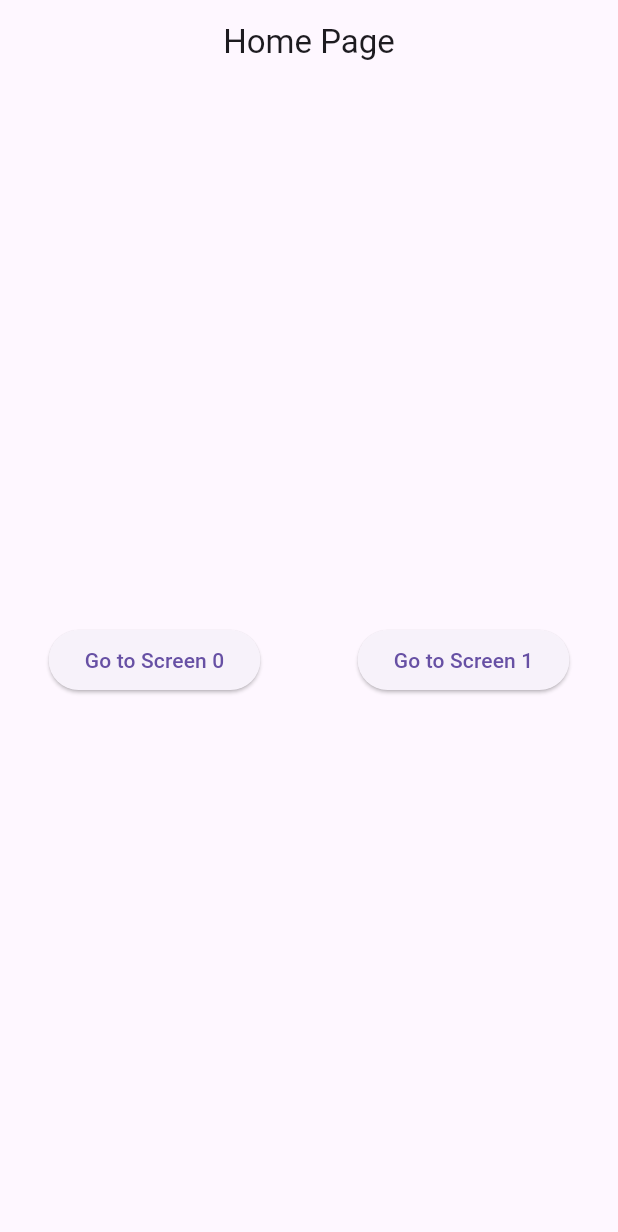
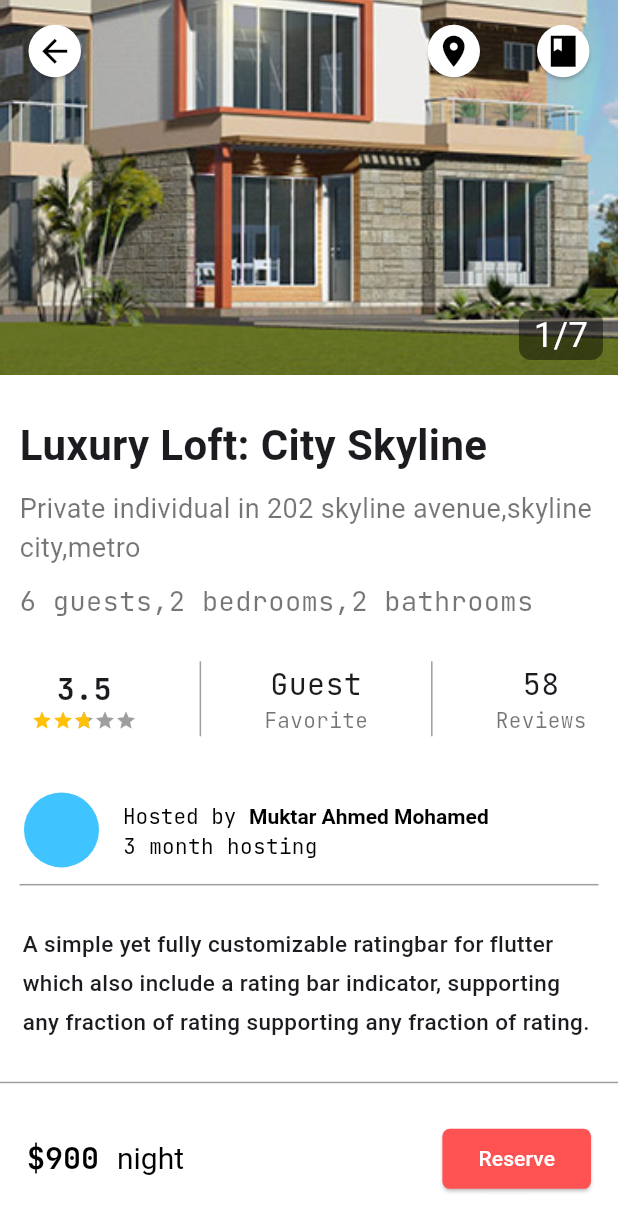
Before and after one commit to MoDev40/Flutter-Basics, a Flutter app: the screen it shows after launch, on a phone screen of 412 x 824 dp. Shown: the top 1232 px of the screen. Run offline on Flutter 3.47's test engine with Material 3 defaults, Android fonts, the phone set to English and light mode, and no system bars; drawn by our look-alikes of flutter_rating_bar; key blocks and very long unbroken strings in the code were emptied for the run.

Commit message:
Challenge

```diff
--- a/lib/main.dart
+++ b/lib/main.dart
@@ -4,24 +4,31 @@
 //import 'package:basic/pages/custom_font.dart';
 //import 'package:basic/pages/weekThreeWork.dart';
 //import 'package:basic/structure_layout.dart';
-import 'package:basic/buttons.dart';
-import 'package:basic/pages/homepage.dart';
-import 'package:basic/pages/screen0.dart';
-import 'package:basic/pages/screen1.dart';
+// import 'package:basic/buttons.dart';
+// import 'package:basic/pages/homepage.dart';
+// import 'package:basic/pages/screen0.dart';
+// import 'package:basic/pages/screen1.dart';
+import 'package:basic/pages/challenge.dart';
 import 'package:flutter/material.dart';
-import 'package:basic/pages/calculator.dart';
-
-
-
-
+// import 'package:basic/pages/calculator.dart';
+//
+//
+//
+// runApp(MaterialApp(
+// initialRoute: "/",
+// routes: {
+// '/': (context) => const HomePage(),
+// '/screen0': (context) => Screen0(pram: 'Params',),
+// '/screen1': (context) => const Screen1(),
+// },
+// ));
 
 void main() {
-  runApp(MaterialApp(
-    initialRoute: "/",
-    routes: {
-      '/': (context) => const HomePage(),
-      '/screen0': (context) => Screen0(pram: 'Params',),
-      '/screen1': (context) => const Screen1(),
-    },
+  runApp(const MaterialApp(
+    debugShowCheckedModeBanner: false,
+    home: SafeArea(child: Scaffold(
+      backgroundColor: Colors.white,
+      body: Challenge(),
+    )),
   ));
 }
--- /dev/null
+++ b/lib/pages/challenge.dart
@@ -0,0 +1,232 @@
+import 'package:flutter/material.dart';
+import 'package:flutter_rating_bar/flutter_rating_bar.dart';
+
+class Challenge extends StatelessWidget {
+  const Challenge({super.key});
+
+  @override
+  Widget build(BuildContext context) {
+    return Column(
+      mainAxisAlignment: MainAxisAlignment.spaceBetween,
+      crossAxisAlignment: CrossAxisAlignment.start,
+      children: [
+        Stack(
+          children: [
+            SizedBox(
+              height: 250,
+              width: double.infinity,
+              child: Image.asset(
+                "assets/realstate.jpg",
+                fit: BoxFit.cover,
+              ),
+            ),
+            Padding(
+              padding: const EdgeInsets.only(top: 10),
+              child: Row(
+                mainAxisAlignment: MainAxisAlignment.spaceBetween,
+                children: [
+                  ElevatedButton(
+                    onPressed: () {},
+                    style: ElevatedButton.styleFrom(
+                      backgroundColor: Colors.white,
+                      shape: const CircleBorder(),
+                      minimumSize: const Size(35, 35),
+                    ),
+                    child: const Icon(
+                      Icons.arrow_back,
+                      size: 25,
+                      color: Colors.black,
+                    ),
+                  ),
+                  Row(
+                    children: [
+                      ElevatedButton(
+                        onPressed: () {},
+                        style: ElevatedButton.styleFrom(
+                          backgroundColor: Colors.white,
+                          shape: const CircleBorder(),
+                          minimumSize: const Size(35, 35),
+                        ),
+                        child: const Icon(
+                          Icons.location_on,
+                          size: 25,
+                          color: Colors.black, // Icon color
+                        ),
+                      ),
+                      ElevatedButton(
+                        onPressed: () {},
+                        style: ElevatedButton.styleFrom(
+                          backgroundColor: Colors.white,
+                          shape: const CircleBorder(),
+                          minimumSize: const Size(35, 35),
+                        ),
+                        child: const Icon(
+                          Icons.book_sharp,
+                          size: 25,
+                          color: Colors.black,
+                        ),
+                      )
+                    ],
+                  )
+                ],
+              ),
+            ),
+            Positioned(
+              bottom: 10,
+              right: 10,
+              child: Container(
+                padding: const EdgeInsets.only(left: 10, right: 10),
+                decoration: const BoxDecoration(
+                  color: Colors.black45,
+                  borderRadius: BorderRadius.all(Radius.circular(8)),
+                ),
+                child: const Text(
+                  "1/7",
+                  style: TextStyle(
+                    fontSize: 23,
+                    color: Colors.white,
+                  ),
+                ),
+              ),
+            )
+          ],
+        ),
+        const Padding(
+          padding: EdgeInsets.only(left: 13),
+          child: Column(
+            crossAxisAlignment: CrossAxisAlignment.start,
+            children: [
+              Text(
+                "Luxury Loft: City Skyline",
+                style: TextStyle(fontSize: 28, fontWeight: FontWeight.bold),
+              ),
+              SizedBox(
+                height: 10,
+              ),
+              Text(
+                  "Private individual in 202 skyline avenue,skyline city,metro",
+                  style:
+                  TextStyle(fontSize: 18,color: Colors.black54,fontWeight: FontWeight.normal)),
+              SizedBox(
+                height: 10,
+              ),
+              Text("6 guests,2 bedrooms,2 bathrooms",
+                  style:
+                  TextStyle(fontSize: 18, color: Colors.black54,fontWeight: FontWeight.normal,fontFamily: "JetBrainsMono")),
+            ],
+          ),
+        ),
+        Row(
+          mainAxisAlignment: MainAxisAlignment.spaceAround,
+          children: [
+            Column(
+              mainAxisAlignment: MainAxisAlignment.spaceAround,
+              crossAxisAlignment: CrossAxisAlignment.center,
+              children: [
+                 const Text(
+                  "3.5",
+                  style: TextStyle(
+                      fontWeight: FontWeight.bold, fontSize: 20,fontFamily: "JetBrainsMono"),
+                ),
+                RatingBarIndicator(
+                  rating: 2.75,
+                  itemBuilder: (context, index) => const Icon(
+                    Icons.star,
+                    color: Colors.amber,
+                  ),
+                  itemCount: 5,
+                  itemSize: 14.0,
+                  direction: Axis.horizontal,
+                ),
+              ],
+            ),
+            Container(width: 1,height: 50,decoration: const BoxDecoration(
+                color: Colors.grey
+            ),),
+            const Column(
+              mainAxisAlignment: MainAxisAlignment.spaceAround,
+              crossAxisAlignment: CrossAxisAlignment.center,
+              children: [
+                Text(
+                  "Guest",
+                  style: TextStyle(
+                      fontWeight: FontWeight.w500, fontSize: 20,fontFamily: "JetBrainsMono"),
+                ),
+                Text("Favorite",
+                  style: TextStyle(fontWeight: FontWeight.w500,color:Colors.black54,fontFamily: "JetBrainsMono"),),
+              ],
+            ),
+            Container(width: 1,height: 50,decoration: const BoxDecoration(
+              color: Colors.grey
+            ),),
+            const Column(
+              mainAxisAlignment: MainAxisAlignment.spaceAround,
+              crossAxisAlignment: CrossAxisAlignment.center,
+              children: [
+                Text(
+                  "58",
+                  style: TextStyle(
+                      fontWeight: FontWeight.w500, fontSize: 20,fontFamily: "JetBrainsMono"),
+                ),
+                Text(
+                  "Reviews",
+                  style: TextStyle(
+                      fontWeight: FontWeight.w500,color: Colors.black54,fontFamily: "JetBrainsMono"),
+                ),
+              ],
+            ),
+          ],
+        ),
+        Column(
+          crossAxisAlignment: CrossAxisAlignment.start,
+          children: [
+            ListTile(
+                  leading: Container(width: 50, height: 50,decoration: BoxDecoration(
+                    borderRadius: BorderRadius.circular(50),
+                    color: Colors.lightBlueAccent
+                  ),),
+                  title: RichText(
+                    text: const TextSpan(
+                      style: TextStyle(color: Colors.black,fontFamily: "JetBrainsMono"),
+                      text: "Hosted by ",
+                      children: [
+                        TextSpan(
+                          text: "Muktar Ahmed Mohamed",
+                          style: TextStyle(fontWeight: FontWeight.bold),
+                        ),
+                      ],
+                    ),
+                  ),
+                  subtitle: const Text("3 month hosting",style: TextStyle(color: Colors.black,fontFamily: "JetBrainsMono"),),
+            ),
+            Container(margin:const EdgeInsets.only(left: 13,right: 13),height: 1,width:double.infinity ,decoration: const BoxDecoration(
+                color: Colors.grey
+            ),),
+          ],
+        ),
+        const Padding(
+          padding:EdgeInsets.only(left: 15,right: 15),
+          child: Text("A simple yet fully customizable ratingbar for flutter which also include a rating bar indicator, supporting any fraction of rating supporting any fraction of rating.",style: TextStyle(fontSize: 15,fontWeight: FontWeight.w500,height: 1.7),),
+        ),
+        Container(height: 1,width:double.infinity ,decoration: const BoxDecoration(
+            color: Colors.grey
+        ),),
+        Padding(
+              padding: const EdgeInsets.only(left: 18,right: 18),
+              child: Row(
+                mainAxisAlignment: MainAxisAlignment.spaceBetween,
+                children: [
+                  RichText(text: const TextSpan(text: "\$900 ",style: TextStyle(color: Colors.black,fontSize: 20,fontWeight: FontWeight.bold,fontFamily: "JetBrainsMono"),children: [TextSpan(text: "night",style: TextStyle(fontWeight: FontWeight.normal)),],),),
+                  ElevatedButton(onPressed: (){},style: ElevatedButton.styleFrom(backgroundColor: Colors.redAccent,foregroundColor: Colors.white,
+                    shape: const RoundedRectangleBorder(
+                        borderRadius: BorderRadius.all(Radius.circular(5)) // Makes the button rectangular
+                    ),), child: const Text("Reserve"))
+                ],
+              ),
+            ),
+        const SizedBox(height: 1,)
+      ],
+    );
+
+  }
+}
--- a/pubspec.yaml
+++ b/pubspec.yaml
@@ -31,10 +31,10 @@ dependencies:
   flutter:
     sdk: flutter
 
-
   # The following adds the Cupertino Icons font to your application.
   # Use with the CupertinoIcons class for iOS style icons.
   cupertino_icons: ^1.0.8
+  flutter_rating_bar: ^4.0.1
 
 dev_dependencies:
   flutter_test:
```
Also changed, not shown: assets/realstate.jpg (added), pubspec.lock, 1 other file.
